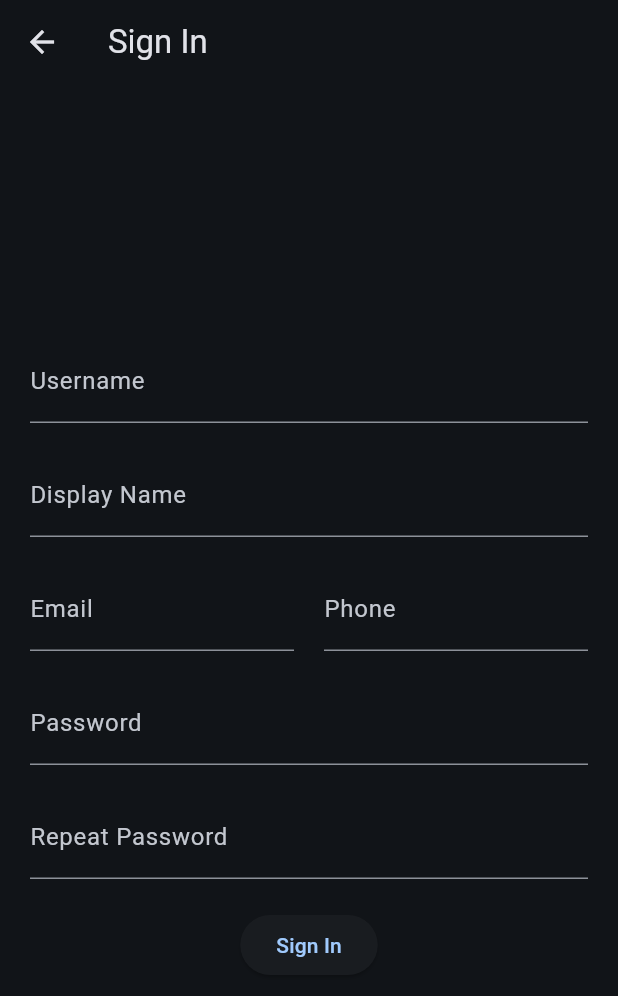
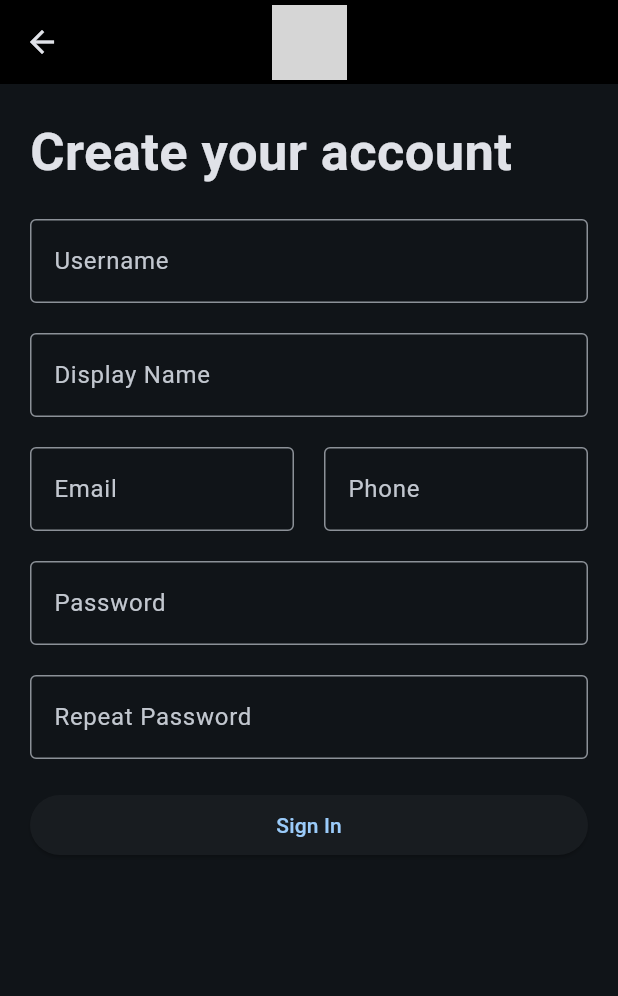
Before and after one commit to Zovtan/UTS-UAS_sem4, a Flutter app: the screen it shows after launch, after a tap on "Sign In", on a phone screen of 412 x 824 dp. Shown: the top 996 px of the screen. Run offline on Flutter 3.47's test engine with Material 3 defaults, Android fonts, the phone set to English and light mode, and no system bars; our stand-ins replace flutter_profile_picture; grey boxes are pictures that could not be loaded.

Commit message:
finished styling login and sign in, added pfp in appbar

```diff
--- a/lib/class/profiles.dart
+++ b/lib/class/profiles.dart
@@ -27,7 +27,7 @@ class ProfileData {
         password: "a"),
     Profile(
         id: 2,
-        username: "1",
+        username: "@1",
         displayName: "1e",
         email: "1@g",
         phone: "2",
--- a/lib/main.dart
+++ b/lib/main.dart
@@ -32,8 +32,11 @@ class MyApp extends StatelessWidget {
         //
         // This works for code too, not just values: Most code changes can be
         // tested with just a hot reload.
+
         colorScheme: ColorScheme.fromSeed(
-          seedColor: Colors.blue,
+          background: Colors.black,
+          seedColor: Color.fromARGB(1,29, 161, 242),
+          tertiary: Color.fromARGB(1, 101, 119, 134),
           brightness: Brightness.dark,
         ),
 
--- a/lib/twitter/login.dart
+++ b/lib/twitter/login.dart
@@ -13,38 +13,51 @@ class Login extends StatefulWidget {
 }
 
 class _LoginState extends State<Login> {
-  late ProfileData profileData; //late di pakai jika ingin mendeklarasi variable yg akan diinisialisasi nanti (value ditambah nanti)
+  late ProfileData profileData;
   TextEditingController identifierController = TextEditingController();
   TextEditingController passwordController = TextEditingController();
   bool passwordVisible = false;
   String currUsername = "";
   String currDisplayname = "";
 
-//reset parameter saat keluar dari app
   @override
   void initState() {
     super.initState();
     profileData = widget.profileData;
-    identifierController;
-    passwordController;
-    passwordVisible = false;
-    currUsername = "";
-    currDisplayname = "";
   }
 
   @override
   Widget build(BuildContext context) {
     return Scaffold(
-      body: Column(
+      appBar: AppBar(
+        backgroundColor: Colors.black,
+        centerTitle: true,
+        title: Image.asset(
+          'assets/images/twitterXlogo.avif',
+          height: 50,
+          width: 50,
+
+        ),
+      ),
+      body: SingleChildScrollView(
+        child: Padding(
+          padding: EdgeInsets.all(20.0),
+          child: Column(
+            crossAxisAlignment: CrossAxisAlignment.stretch,
             children: [
+              SizedBox(height: 100.0),
+              Text("What's happening?", style: TextStyle(fontWeight: FontWeight.bold, fontSize: 40),),
+              SizedBox(height: 20.0),
               TextField(
                 maxLines: 1,
                 keyboardType: TextInputType.text,
                 controller: identifierController,
-            decoration: const InputDecoration(
-              labelText: "Phone Number, Username, or Email",
+                decoration: InputDecoration(
+                  labelText: "Phone, email, or username",
+                  border: OutlineInputBorder(),
                 ),
               ),
+              SizedBox(height: 20.0),
               TextFormField(
                 maxLines: 1,
                 keyboardType: TextInputType.text,
@@ -53,9 +66,10 @@ class _LoginState extends State<Login> {
                 decoration: InputDecoration(
                   labelText: 'Password',
                   hintText: 'Enter your password',
+                  border: OutlineInputBorder(),
                   suffixIcon: IconButton(
                     icon: Icon(
-                  passwordVisible ? Icons.visibility : Icons.visibility_off
+                      passwordVisible ? Icons.visibility : Icons.visibility_off,
                     ),
                     onPressed: () {
                       setState(() {
@@ -65,32 +79,24 @@ class _LoginState extends State<Login> {
                   ),
                 ),
               ),
-          //tombol login
+              SizedBox(height: 20.0),
               ElevatedButton(
                 onPressed: () {
                   String identifier =
                       identifierController.text.trim().toLowerCase();
                   String password = passwordController.text.trim();
 
-              // Validation logic
                   bool isValid = false;
                   for (var profile in profileData.profiles) {
                     if ((profile.email == identifier ||
-                        profile.username == identifier ||
+                            profile.username == "@$identifier" || //cek pakai @
                             profile.phone == identifier) &&
                         profile.password == password) {
                       isValid = true;
                       currUsername = profile.username;
                       currDisplayname = profile.displayName;
-
                       break;
                     }
-                print(profile.email);
-                print(profile.username);
-                print(profile.phone);
-                print(identifierController);
-                print(profile.password);
-                print(passwordController);
                   }
 
                   if (isValid) {
@@ -100,32 +106,43 @@ class _LoginState extends State<Login> {
                         builder: (context) => MainPage(
                           currUsername: currUsername,
                           currDisplayName: currDisplayname,
+                          profileData: profileData,
                         ),
                       ),
                       (route) => false,
                     );
                   } else {
                     ScaffoldMessenger.of(context).showSnackBar(
-                  const SnackBar(
-                    content: Text('Email atau password salah'),
+                      SnackBar(
+                        content: Text('Email or password is incorrect'),
                       ),
                     );
                   }
                 },
-            child: const Text('Login'),
+                child: Text(
+                  'Login',
                 ),
-          //tombol sign in
-          ElevatedButton(
+                style: ElevatedButton.styleFrom(),
+              ),
+              SizedBox(height: 10.0),
+              TextButton(
                 onPressed: () {
                   Navigator.push(
                     context,
                     MaterialPageRoute(
-                    builder: (context) => SignIn(profileData: profileData,),
+                      builder: (context) => SignIn(
+                        profileData: profileData,
+                      ),
                     ),
                   );
                 },
-              child: const Text('Sign In'))
+                child: Text(
+                  'Sign In',
+                ),
+              ),
             ],
+          ),
+        ),
       ),
     );
   }
--- a/lib/twitter/sign_in.dart
+++ b/lib/twitter/sign_in.dart
@@ -1,7 +1,6 @@
 import 'package:flutter/material.dart';
 import 'package:twitter/class/profiles.dart';
 import 'package:twitter/twitter/login.dart';
-import 'package:twitter/twitter/main_page.dart';
 
 class SignIn extends StatefulWidget {
   final ProfileData profileData;
@@ -34,17 +33,28 @@ class _SignInState extends State<SignIn> {
   Widget build(BuildContext context) {
     return Scaffold(
       appBar: AppBar(
-        title: Text("Sign In"),
+        backgroundColor: Colors.black,
+        centerTitle: true,
+        title: Image.asset(
+          'assets/images/twitterXlogo.avif',
+          height: 50,
+          width: 50,
+
         ),
-      body: Padding(
+      ),
+      body: SingleChildScrollView(
+        child: Padding(
           padding: const EdgeInsets.all(20.0),
           child: Column(
-          mainAxisAlignment: MainAxisAlignment.center,
+            crossAxisAlignment: CrossAxisAlignment.stretch,
             children: [
+                            Text("Create your account", style: TextStyle(fontWeight: FontWeight.bold, fontSize: 35, ), ),
+              SizedBox(height: 20.0),
               TextField(
                 controller: usernameController,
                 decoration: InputDecoration(
                   labelText: 'Username',
+                  border: OutlineInputBorder(),
                 ),
               ),
               SizedBox(height: 20),
@@ -52,6 +62,7 @@ class _SignInState extends State<SignIn> {
                 controller: displayNameController,
                 decoration: InputDecoration(
                   labelText: 'Display Name',
+                  border: OutlineInputBorder(),
                 ),
               ),
               SizedBox(height: 20),
@@ -62,6 +73,7 @@ class _SignInState extends State<SignIn> {
                       controller: emailController,
                       decoration: InputDecoration(
                         labelText: 'Email',
+                        border: OutlineInputBorder(),
                       ),
                     ),
                   ),
@@ -71,6 +83,7 @@ class _SignInState extends State<SignIn> {
                       controller: phoneController,
                       decoration: InputDecoration(
                         labelText: 'Phone',
+                        border: OutlineInputBorder(),
                       ),
                     ),
                   ),
@@ -82,6 +95,7 @@ class _SignInState extends State<SignIn> {
                 obscureText: true,
                 decoration: InputDecoration(
                   labelText: 'Password',
+                  border: OutlineInputBorder(),
                 ),
               ),
               SizedBox(height: 20),
@@ -90,6 +104,7 @@ class _SignInState extends State<SignIn> {
                 obscureText: true,
                 decoration: InputDecoration(
                   labelText: 'Repeat Password',
+                  border: OutlineInputBorder(),
                 ),
               ),
               SizedBox(height: 20),
@@ -101,9 +116,18 @@ class _SignInState extends State<SignIn> {
                   String phone = phoneController.text.trim();
                   String password = passwordController.text.trim();
                   String repeatPassword = repeatPasswordController.text.trim();
-
                   bool isEmailValid =
                       RegExp(r'^[\w-\.]+@([\w-]+\.)+[\w-]{2,4}$').hasMatch(email);
+
+                                        // Cek apakah ada username
+                  if (username.isEmpty || displayNameController.text.isEmpty) {
+                    ScaffoldMessenger.of(context).showSnackBar(
+                      const SnackBar(
+                        content: Text('Please provide an username and a display name.'),
+                      ),
+                    );
+                    return;
+                  }
 
                   // Check if either email or phone is provided
                   if (email.isEmpty && phone.isEmpty) {
@@ -114,17 +138,6 @@ class _SignInState extends State<SignIn> {
                     );
                     return;
                   }
-
-                /* // Check if both email and phone are provided
-                if (email.isNotEmpty && phone.isNotEmpty) {
-                  ScaffoldMessenger.of(context).showSnackBar(
-                    const SnackBar(
-                      content: Text(
-                          'Please provide only one contact method: either email or phone.'),
-                    ),
-                  );
-                  return;
-                } */
 
                   // Check if email is provided and valid
                   if (email.isNotEmpty && !isEmailValid) {
@@ -137,10 +150,10 @@ class _SignInState extends State<SignIn> {
                   }
 
                   //cek apakah ada password
-                if (password.isEmpty) {
+                  if (password.isEmpty || repeatPassword.isEmpty) {
                     ScaffoldMessenger.of(context).showSnackBar(
                       const SnackBar(
-                      content: Text('Please provide a password.'),
+                        content: Text('Please provide a password and repeat it.'),
                       ),
                     );
                     return;
@@ -172,7 +185,7 @@ class _SignInState extends State<SignIn> {
 
                     profileData.addProfile(Profile(
                       id: profileData.profiles.length + 1,
-                    username: username,
+                      username: "@$username", //tambahkan @
                       displayName: displayNameController.text.trim(),
                       email: email,
                       phone: phone,
@@ -195,8 +208,10 @@ class _SignInState extends State<SignIn> {
                   /* setState(() {}); */
                 },
                 child: Text('Sign In'),
+                style: ElevatedButton.styleFrom(),
               ),
             ],
+          ),
         ),
       ),
     );
```
Also changed, not shown: lib/twitter/main_page.dart (+6 -3 lines), lib/widget/twt_app_bar.dart (+27 -4 lines), 1 other file. Lines whose indentation alone changed are shown as unchanged.
